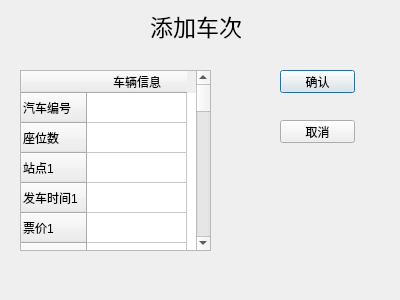
ticketgroup/qichedinggpiao, file Client/Administrator/Administrator/addcoach.ui: the form before one commit.
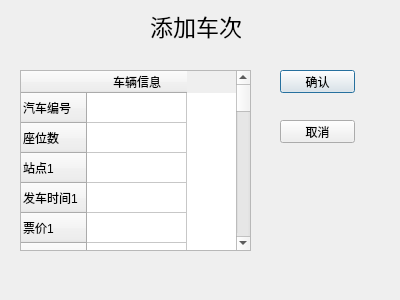
The form after the commit.

The edit to the form file:
```diff
--- a/Client/Administrator/Administrator/addcoach.ui
+++ b/Client/Administrator/Administrator/addcoach.ui
@@ -18,7 +18,7 @@
     <rect>
      <x>20</x>
      <y>70</y>
-     <width>191</width>
+     <width>231</width>
      <height>181</height>
     </rect>
    </property>
```
